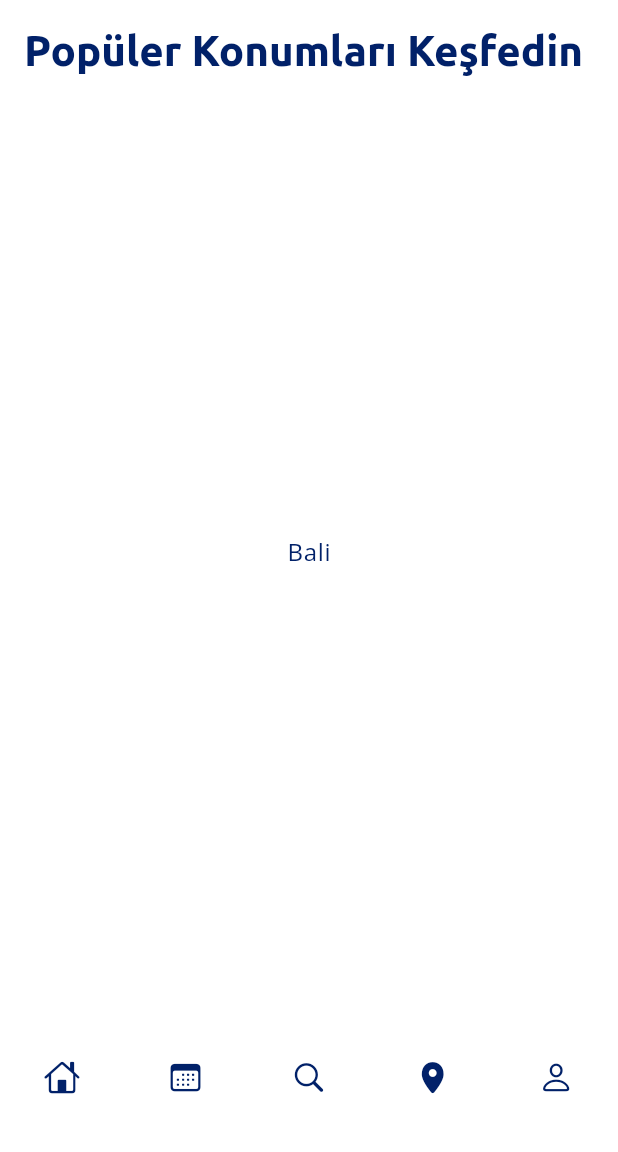
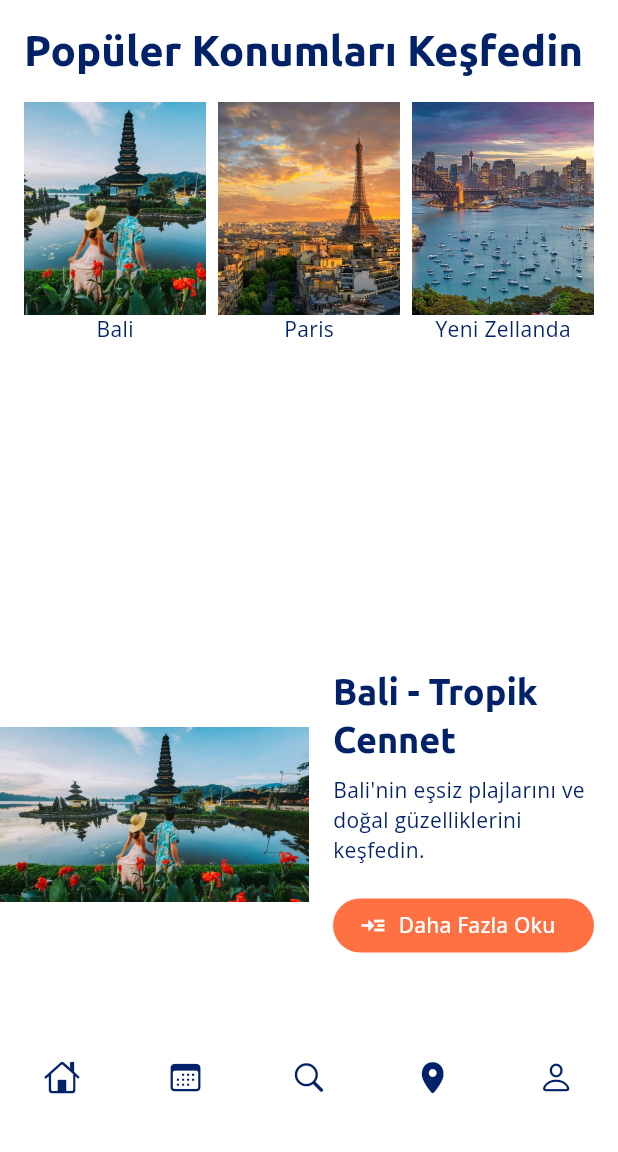
Before and after one commit to hakanyargici/WanderWise, a Flutter app: the HomeScreen screen opened by its route, on a phone screen of 412 x 824 dp, the part 84-1236 px from its top. Run offline on Flutter 3.47's test engine with Material 3 defaults, Android fonts, the phone set to English and light mode, and no system bars; our stand-ins replace go_router, google_fonts.

Commit message:
Home screen bali tatili readmore ikonu eklendi.

```diff
--- a/lib/screens/home_screen.dart
+++ b/lib/screens/home_screen.dart
@@ -2,7 +2,6 @@ import 'package:flutter/material.dart';
 import 'package:flutter/cupertino.dart';
 import 'package:go_router/go_router.dart';
 import 'package:provider/provider.dart';
-
 import '../core/constants.dart';
 import '../core/themes.dart';
 import '../widgets/bottom_menu.dart';
@@ -67,7 +66,7 @@ class HomeScreen extends StatelessWidget {
             ),
             ListTile(
               leading: Icon(CupertinoIcons.search),
-              title: Text('Arama Geçmişi'),
+              title: Text('Rezervasyon Yap'),
               onTap: () => context.push("/search"),
             ),
             ListTile(
@@ -102,11 +101,84 @@ class HomeScreen extends StatelessWidget {
               ),
             ),
             Expanded(
-              child: Center(
-                child: Text(
-                  "Bali",
-                  style: Theme.of(context).textTheme.bodyLarge,
-                ),
+              child: GridView.count(
+                padding:
+                    const EdgeInsets.symmetric(horizontal: 16.0, vertical: 0.0),
+                crossAxisCount: 3, // 3 öğe yan yana
+                crossAxisSpacing: 8,
+                mainAxisSpacing: 8,
+                childAspectRatio: 0.75,
+                children: [
+                  Column(
+                    children: [
+                      Expanded(
+                          child: Image.asset('assets/images/bali.jpg',
+                              fit: BoxFit.cover)),
+                      Text("Bali"),
+                    ],
+                  ),
+                  Column(
+                    children: [
+                      Expanded(
+                          child: Image.asset('assets/images/paris.jpg',
+                              fit: BoxFit.cover)),
+                      Text("Paris"),
+                    ],
+                  ),
+                  Column(
+                    children: [
+                      Expanded(
+                          child: Image.asset('assets/images/yenizellanda.jpg',
+                              fit: BoxFit.cover)),
+                      Text("Yeni Zellanda"),
+                    ],
+                  ),
+                ],
+              ),
+            ),
+            // Yeni eklenen alan: Ekranın yarısı
+            Container(
+              height: 250, // Bu kısmı ihtiyacınıza göre ayarlayabilirsiniz
+              child: Row(
+                children: [
+                  // Sol taraf: Görsel
+                  Expanded(
+                    child: Image.asset(
+                      'assets/images/bali.jpg', // Görseli değiştir
+                      fit: BoxFit.cover,
+                    ),
+                  ),
+                  // Sağ taraf: Başlık, Metin ve Buton
+                  Expanded(
+                    child: Padding(
+                      padding: const EdgeInsets.all(16.0),
+                      child: Column(
+                        mainAxisAlignment: MainAxisAlignment.center,
+                        crossAxisAlignment: CrossAxisAlignment.start,
+                        children: [
+                          Text(
+                            "Bali - Tropik Cennet",
+                            style: Theme.of(context).textTheme.headlineSmall,
+                          ),
+                          const SizedBox(height: 8),
+                          Text(
+                            "Bali'nin eşsiz plajlarını ve doğal güzelliklerini keşfedin.",
+                            style: Theme.of(context).textTheme.bodyMedium,
+                          ),
+                          const SizedBox(height: 16),
+                          FilledButton.icon(
+                            onPressed: () {},
+                            icon: Icon(Icons.read_more, size: 18),
+                            label: Text('Daha Fazla Oku'),
+                            style: FilledButton.styleFrom(
+                              minimumSize: Size(double.infinity, 36),
+                            ),
+                          ),
+                        ],
+                      ),
+                    ),
+                  ),
+                ],
               ),
             ),
           ],
```
